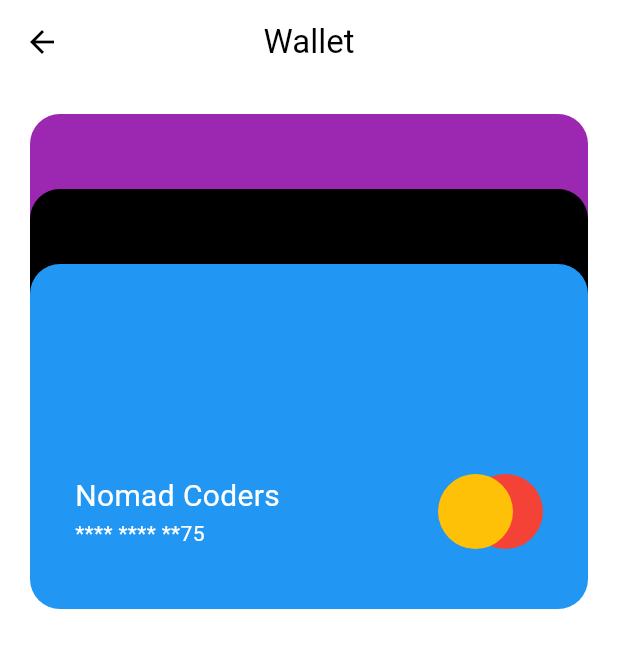
After one commit to WonHyun/flutter_animations, a Flutter app: the screen it shows after launch, after a tap on "Wallet", on a phone screen of 412 x 824 dp. The commit adds this screen. Shown: the top 648 px of the screen. Run offline on Flutter 3.47's test engine with Material 3 defaults, Android fonts, the phone set to English and light mode, and no system bars; drawn by our look-alikes of flutter_animate; our stand-ins replace lottie.

Commit message:
feat: add wallet screen

```diff
--- a/lib/screens/menu_screen.dart
+++ b/lib/screens/menu_screen.dart
@@ -4,6 +4,7 @@ import 'package:flutter_animations/screens/explicit_animations_screen.dart';
 import 'package:flutter_animations/screens/implicit_animations_screen.dart';
 import 'package:flutter_animations/screens/music_player_screen.dart';
 import 'package:flutter_animations/screens/swiping_cards_screen.dart';
+import 'package:flutter_animations/screens/wallet_screen.dart';
 
 class MenuScreen extends StatelessWidget {
   const MenuScreen({super.key});
@@ -48,6 +49,10 @@ class MenuScreen extends StatelessWidget {
               onPressed: () => _goToPage(context, const MusicPlayerScreen()),
               child: const Text("Music Player"),
             ),
+            ElevatedButton(
+              onPressed: () => _goToPage(context, const WalletScreen()),
+              child: const Text("Wallet"),
+            ),
           ],
         ),
       ),
--- /dev/null
+++ b/lib/screens/wallet_screen.dart
@@ -0,0 +1,70 @@
+import 'package:flutter/material.dart';
+import 'package:flutter_animate/flutter_animate.dart';
+
+import 'widgets/credit_card.dart';
+
+class WalletScreen extends StatefulWidget {
+  const WalletScreen({super.key});
+
+  @override
+  State<WalletScreen> createState() => _WalletScreenState();
+}
+
+class _WalletScreenState extends State<WalletScreen> {
+  bool _isExpanded = false;
+
+  void _onExpanded() {
+    setState(() {
+      _isExpanded = true;
+    });
+  }
+
+  void _onShrink() {
+    setState(() {
+      _isExpanded = false;
+    });
+  }
+
+  @override
+  Widget build(BuildContext context) {
+    return Scaffold(
+      appBar: AppBar(
+        title: const Text("Wallet"),
+      ),
+      body: Padding(
+        padding: const EdgeInsets.all(20),
+        child: GestureDetector(
+          onTap: _onExpanded,
+          onVerticalDragEnd: (_) => _onShrink(),
+          child: Column(
+            children: [
+              const CreditCard(bgColor: Colors.purple)
+                  .animate(
+                    delay: 1.5.seconds,
+                    target: _isExpanded ? 0 : 1,
+                  )
+                  .flipV(end: 0.1),
+              const CreditCard(bgColor: Colors.black)
+                  .animate(
+                    delay: 1.5.seconds,
+                    target: _isExpanded ? 0 : 1,
+                  )
+                  .flipV(end: 0.1)
+                  .slideY(end: -0.8),
+              const CreditCard(bgColor: Colors.blue)
+                  .animate(
+                    delay: 1.5.seconds,
+                    target: _isExpanded ? 0 : 1,
+                  )
+                  .flipV(end: 0.1)
+                  .slideY(end: -0.8 * 2),
+            ]
+                .animate(interval: 500.ms)
+                .fadeIn(begin: 0)
+                .slideX(begin: -1, end: 0),
+          ),
+        ),
+      ),
+    );
+  }
+}
--- /dev/null
+++ b/lib/screens/widgets/credit_card.dart
@@ -0,0 +1,82 @@
+import 'package:flutter/material.dart';
+
+class CreditCard extends StatelessWidget {
+  const CreditCard({
+    super.key,
+    required this.bgColor,
+  });
+
+  final Color bgColor;
+
+  @override
+  Widget build(BuildContext context) {
+    return Container(
+      width: double.infinity,
+      margin: const EdgeInsets.only(bottom: 20),
+      decoration: BoxDecoration(
+        borderRadius: BorderRadius.circular(20),
+        color: bgColor,
+      ),
+      child: Padding(
+        padding: const EdgeInsets.symmetric(
+          horizontal: 30,
+          vertical: 40,
+        ),
+        child: Column(
+          children: [
+            const SizedBox(height: 100),
+            Row(
+              mainAxisAlignment: MainAxisAlignment.spaceBetween,
+              children: [
+                const Column(
+                  crossAxisAlignment: CrossAxisAlignment.start,
+                  children: [
+                    Text(
+                      "Nomad Coders",
+                      style: TextStyle(
+                        color: Colors.white,
+                        fontSize: 20,
+                      ),
+                    ),
+                    Text(
+                      "**** **** **75",
+                      style: TextStyle(
+                        color: Colors.white,
+                      ),
+                    ),
+                  ],
+                ),
+                Stack(
+                  clipBehavior: Clip.none,
+                  children: [
+                    Positioned(
+                      child: Container(
+                        width: 50,
+                        height: 50,
+                        decoration: const BoxDecoration(
+                          shape: BoxShape.circle,
+                          color: Colors.red,
+                        ),
+                      ),
+                    ),
+                    Positioned(
+                      right: 20,
+                      child: Container(
+                        width: 50,
+                        height: 50,
+                        decoration: const BoxDecoration(
+                          shape: BoxShape.circle,
+                          color: Colors.amber,
+                        ),
+                      ),
+                    ),
+                  ],
+                ),
+              ],
+            ),
+          ],
+        ),
+      ),
+    );
+  }
+}
```
